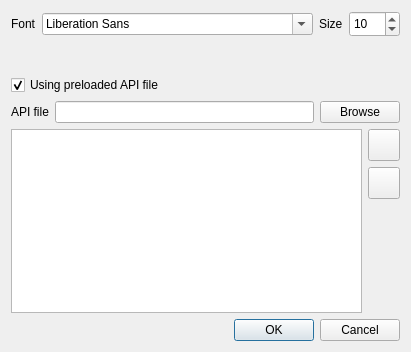
Above: python/console/console_settings.ui from qgis/QGIS before the change. Below: the same form after it.
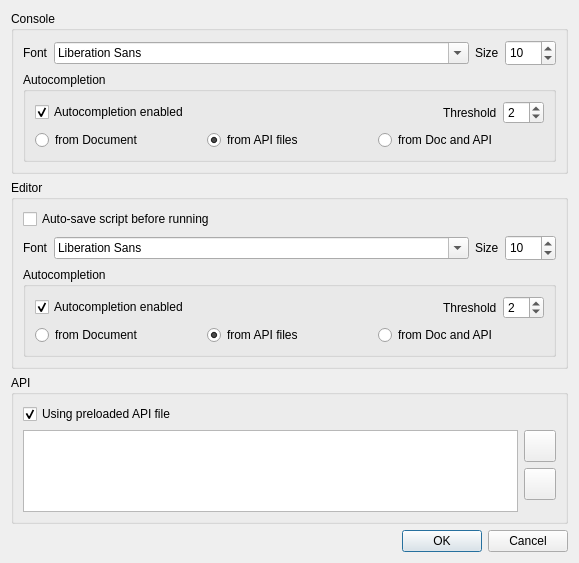
That is the form after the change. Custom widgets are drawn as their Qt base class.

Commit message: [pyqgis-console ] adds more options to settings dialog: - reorganized settings dialog - added option autosave script before running - added options for autocompletion code (from Document, from APIs, from Doc and API) - minor fixes

The edit to the form file:
```diff
--- a/python/console/console_settings.ui
+++ b/python/console/console_settings.ui
@@ -9,14 +9,20 @@
    <rect>
     <x>0</x>
     <y>0</y>
-    <width>411</width>
-    <height>352</height>
+    <width>579</width>
+    <height>563</height>
    </rect>
   </property>
   <property name="modal">
    <bool>true</bool>
   </property>
-  <layout class="QGridLayout" name="gridLayout_2">
+  <layout class="QGridLayout" name="gridLayout_11">
+   <item row="0" column="0">
+    <widget class="QGroupBox" name="groupBox">
+     <property name="title">
+      <string>Console</string>
+     </property>
+     <layout class="QGridLayout" name="gridLayout_9">
    <item row="0" column="0">
     <layout class="QHBoxLayout" name="horizontalLayout">
      <item>
@@ -74,40 +80,291 @@
     </layout>
    </item>
    <item row="1" column="0">
-    <spacer name="verticalSpacer_2">
+       <widget class="QgsCollapsibleGroupBox" name="groupBoxAutoCompletion">
+        <property name="title">
+         <string>Autocompletion</string>
+        </property>
+        <property name="collapsed" stdset="0">
+         <bool>true</bool>
+        </property>
+        <layout class="QGridLayout" name="gridLayout_8">
+         <item row="0" column="0">
+          <layout class="QHBoxLayout" name="horizontalLayout_4">
+           <item>
+            <widget class="QCheckBox" name="autoCompleteEnabled">
+             <property name="text">
+              <string>Autocompletion enabled</string>
+             </property>
+             <property name="checked">
+              <bool>true</bool>
+             </property>
+            </widget>
+           </item>
+           <item>
+            <spacer name="horizontalSpacer_2">
      <property name="orientation">
-      <enum>Qt::Vertical</enum>
+              <enum>Qt::Horizontal</enum>
      </property>
      <property name="sizeHint" stdset="0">
       <size>
-       <width>20</width>
-       <height>40</height>
+               <width>40</width>
+               <height>20</height>
       </size>
      </property>
     </spacer>
    </item>
-   <item row="3" column="0">
+           <item>
+            <layout class="QGridLayout" name="gridLayout_5">
+             <item row="0" column="0">
+              <widget class="QLabel" name="label_6">
+               <property name="text">
+                <string>Threshold</string>
+               </property>
+              </widget>
+             </item>
+             <item row="0" column="1">
+              <widget class="QSpinBox" name="autoCompThreshold">
+               <property name="maximum">
+                <number>10</number>
+               </property>
+               <property name="value">
+                <number>2</number>
+               </property>
+              </widget>
+             </item>
+            </layout>
+           </item>
+          </layout>
+         </item>
+         <item row="1" column="0">
+          <layout class="QGridLayout" name="layoutRadioButton">
+           <item row="0" column="0">
+            <widget class="QRadioButton" name="autoCompFromDoc">
+             <property name="toolTip">
+              <string>Get autocompletion from current document</string>
+             </property>
+             <property name="text">
+              <string>from Document</string>
+             </property>
+            </widget>
+           </item>
+           <item row="0" column="1">
+            <widget class="QRadioButton" name="autoCompFromAPI">
+             <property name="toolTip">
+              <string>Get autocompletion from installed APIs</string>
+             </property>
+             <property name="text">
+              <string>from API files</string>
+             </property>
+             <property name="checked">
+              <bool>true</bool>
+             </property>
+            </widget>
+           </item>
+           <item row="0" column="2">
+            <widget class="QRadioButton" name="autoCompFromDocAPI">
+             <property name="toolTip">
+              <string>Get autocompletion from current document and installed APIs</string>
+             </property>
+             <property name="text">
+              <string>from Doc and API</string>
+             </property>
+            </widget>
+           </item>
+          </layout>
+         </item>
+        </layout>
+       </widget>
+      </item>
+     </layout>
+    </widget>
+   </item>
+   <item row="1" column="0">
+    <widget class="QGroupBox" name="groupBox_3">
+     <property name="title">
+      <string>Editor</string>
+     </property>
+     <layout class="QGridLayout" name="gridLayout_10">
+      <item row="0" column="0">
+       <widget class="QCheckBox" name="autoSaveScript">
+        <property name="text">
+         <string>Auto-save script before running</string>
+        </property>
+       </widget>
+      </item>
+      <item row="1" column="0">
+       <layout class="QHBoxLayout" name="horizontalLayout_3">
+        <item>
+         <widget class="QLabel" name="label_4">
+          <property name="text">
+           <string>Font</string>
+          </property>
+         </widget>
+        </item>
+        <item>
+         <widget class="QFontComboBox" name="fontComboBoxEditor">
+          <property name="sizePolicy">
+           <sizepolicy hsizetype="Expanding" vsizetype="Fixed">
+            <horstretch>0</horstretch>
+            <verstretch>0</verstretch>
+           </sizepolicy>
+          </property>
+          <property name="insertPolicy">
+           <enum>QComboBox::NoInsert</enum>
+          </property>
+         </widget>
+        </item>
+        <item>
+         <widget class="QLabel" name="label_5">
+          <property name="text">
+           <string>Size</string>
+          </property>
+         </widget>
+        </item>
+        <item>
+         <widget class="QSpinBox" name="spinBoxEditor">
+          <property name="minimumSize">
+           <size>
+            <width>51</width>
+            <height>26</height>
+           </size>
+          </property>
+          <property name="maximumSize">
+           <size>
+            <width>51</width>
+            <height>26</height>
+           </size>
+          </property>
+          <property name="minimum">
+           <number>6</number>
+          </property>
+          <property name="maximum">
+           <number>15</number>
+          </property>
+          <property name="value">
+           <number>10</number>
+          </property>
+         </widget>
+        </item>
+       </layout>
+      </item>
+      <item row="2" column="0">
+       <widget class="QgsCollapsibleGroupBox" name="groupBoxAutoCompletionEditor">
+        <property name="title">
+         <string>Autocompletion</string>
+        </property>
+        <property name="collapsed" stdset="0">
+         <bool>true</bool>
+        </property>
+        <layout class="QGridLayout" name="gridLayout_7">
+         <item row="0" column="0">
     <layout class="QHBoxLayout" name="horizontalLayout_2">
      <item>
+            <widget class="QCheckBox" name="autoCompleteEnabledEditor">
+             <property name="text">
+              <string>Autocompletion enabled</string>
+             </property>
+             <property name="checked">
+              <bool>true</bool>
+             </property>
+            </widget>
+           </item>
+           <item>
+            <spacer name="horizontalSpacer">
+             <property name="orientation">
+              <enum>Qt::Horizontal</enum>
+             </property>
+             <property name="sizeHint" stdset="0">
+              <size>
+               <width>40</width>
+               <height>20</height>
+              </size>
+             </property>
+            </spacer>
+           </item>
+           <item>
+            <layout class="QGridLayout" name="gridLayout_4">
+             <item row="0" column="0">
       <widget class="QLabel" name="label_2">
        <property name="text">
-        <string>API file</string>
+                <string>Threshold</string>
        </property>
       </widget>
      </item>
-     <item>
-      <widget class="QLineEdit" name="lineEdit"/>
-     </item>
-     <item>
-      <widget class="QPushButton" name="browseButton">
+             <item row="0" column="1">
+              <widget class="QSpinBox" name="autoCompThresholdEditor">
+               <property name="maximum">
+                <number>10</number>
+               </property>
+               <property name="value">
+                <number>2</number>
+               </property>
+              </widget>
+             </item>
+            </layout>
+           </item>
+          </layout>
+         </item>
+         <item row="1" column="0">
+          <layout class="QGridLayout" name="layoutRadioButtonEditor">
+           <item row="0" column="0">
+            <widget class="QRadioButton" name="autoCompFromDocEditor">
+             <property name="toolTip">
+              <string>Get autocompletion from current document</string>
+             </property>
        <property name="text">
-        <string>Browse</string>
+              <string>from Document</string>
        </property>
       </widget>
      </item>
-    </layout>
-   </item>
-   <item row="5" column="0">
+           <item row="0" column="1">
+            <widget class="QRadioButton" name="autoCompFromAPIEditor">
+             <property name="toolTip">
+              <string>Get autocompletion from installed APIs</string>
+             </property>
+             <property name="text">
+              <string>from API files</string>
+             </property>
+             <property name="checked">
+              <bool>true</bool>
+             </property>
+            </widget>
+           </item>
+           <item row="0" column="2">
+            <widget class="QRadioButton" name="autoCompFromDocAPIEditor">
+             <property name="toolTip">
+              <string>Get autocompletion from current document and installed APIs</string>
+             </property>
+             <property name="text">
+              <string>from Doc and API</string>
+             </property>
+            </widget>
+           </item>
+          </layout>
+         </item>
+        </layout>
+       </widget>
+      </item>
+     </layout>
+    </widget>
+   </item>
+   <item row="2" column="0">
+    <widget class="QGroupBox" name="groupBox_2">
+     <property name="title">
+      <string>API</string>
+     </property>
+     <layout class="QGridLayout" name="gridLayout_3">
+      <item row="0" column="0">
+       <widget class="QCheckBox" name="preloadAPI">
+        <property name="text">
+         <string>Using preloaded API file</string>
+        </property>
+        <property name="checked">
+         <bool>true</bool>
+        </property>
+       </widget>
+      </item>
+      <item row="1" column="0">
     <layout class="QGridLayout" name="gridLayout">
      <item row="0" column="1">
       <layout class="QVBoxLayout" name="verticalLayout">
@@ -184,6 +441,9 @@
        <property name="dragDropOverwriteMode">
         <bool>false</bool>
        </property>
+          <property name="alternatingRowColors">
+           <bool>true</bool>
+          </property>
        <property name="selectionMode">
         <enum>QAbstractItemView::ExtendedSelection</enum>
        </property>
@@ -209,7 +469,10 @@
      </item>
     </layout>
    </item>
-   <item row="6" column="0">
+     </layout>
+    </widget>
+   </item>
+   <item row="3" column="0">
     <widget class="QDialogButtonBox" name="buttonBox">
      <property name="orientation">
       <enum>Qt::Horizontal</enum>
@@ -219,21 +482,19 @@
      </property>
     </widget>
    </item>
-   <item row="2" column="0">
-    <widget class="QCheckBox" name="preloadAPI">
-     <property name="text">
-      <string>Using preloaded API file</string>
-     </property>
-     <property name="checked">
-      <bool>true</bool>
-     </property>
-    </widget>
-   </item>
   </layout>
   <zorder>buttonBox</zorder>
   <zorder>verticalSpacer_2</zorder>
   <zorder>preloadAPI</zorder>
  </widget>
+ <customwidgets>
+  <customwidget>
+   <class>QgsCollapsibleGroupBox</class>
+   <extends>QGroupBox</extends>
+   <header location="global">qgis.gui</header>
+   <container>1</container>
+  </customwidget>
+ </customwidgets>
  <resources/>
  <connections>
   <connection>
```
Left out of the diff: 5 changed lines with no effect on the pictures. Lines whose indentation alone changed are shown as unchanged. The commit also changes 5 other files.
